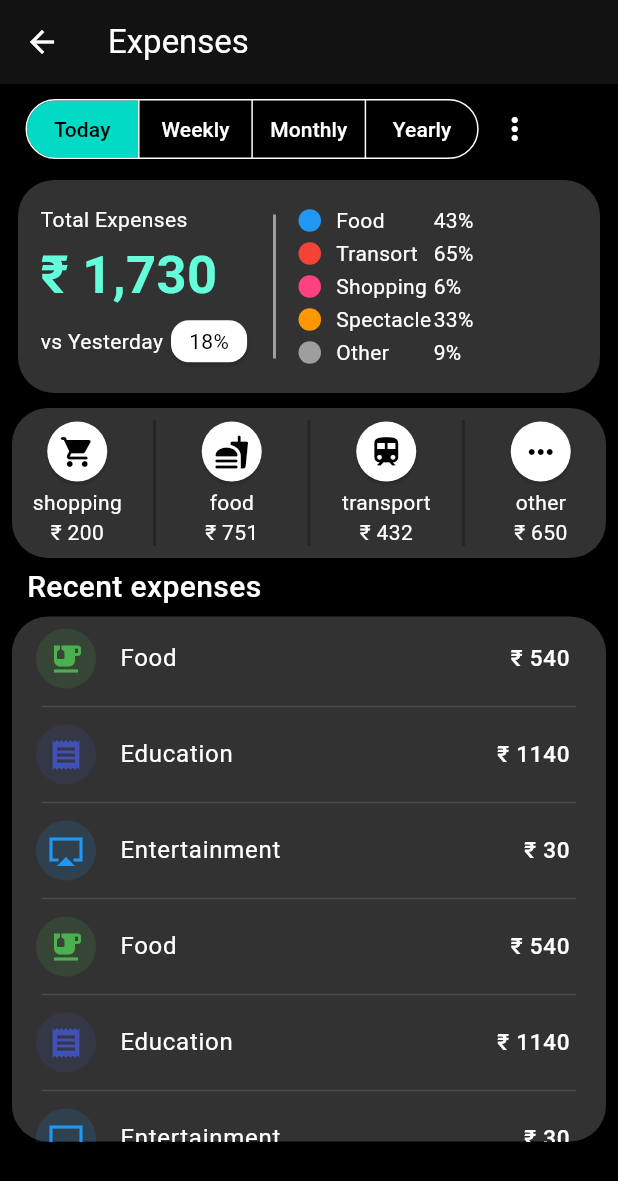
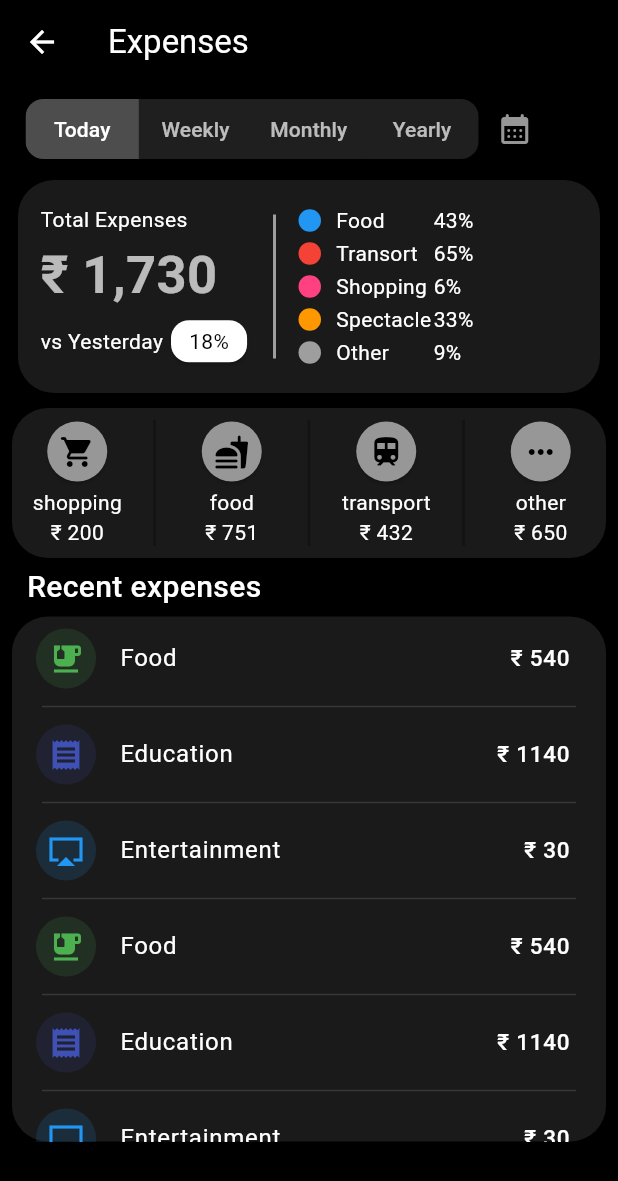
Before and after one commit to kumarmanish24-tech/MYPOCKET1, a Flutter app: the DynamicSegmentedButtonExample screen opened directly, on a phone screen of 412 x 824 dp. Shown: the top 1181 px of the screen. Run offline on Flutter 3.47's test engine with Material 3 defaults, Android fonts, the phone set to English and light mode, and no system bars; our stand-ins replace easy_stepper, lottie; missing offline and left inert: reel_text; network calls fail.

Commit message:
update colors Expense page

```diff
--- a/lib/ui/ex1.dart
+++ b/lib/ui/ex1.dart
@@ -183,7 +183,7 @@ class _DynamicSegmentedButtonExampleState
             borderRadius: BorderRadius.circular(24.0), // Adjust the value for more/less roundness
           ),
           key: ValueKey('today'),
-          color: Color(0xFF323232),
+          color: Colors.white10,
           child: Padding(
             padding: EdgeInsets.all(15.0),
             child: Row(
@@ -193,7 +193,7 @@ class _DynamicSegmentedButtonExampleState
                     mainAxisAlignment: MainAxisAlignment.spaceEvenly,
                     children: [
                       Text("Total Expenses"),
-                      Text("₹ 1,730",style: TextStyle(color: Colors.tealAccent,fontSize: 35 ,fontWeight: FontWeight.w700),),
+                      Text("₹ 1,730",style: TextStyle(color: Colors.white70,fontSize: 35 ,fontWeight: FontWeight.w700),),
                       Row(
                         children: [
                           SizedBox(width: 83,
@@ -340,7 +340,8 @@ class _DynamicSegmentedButtonExampleState
             borderRadius: BorderRadius.circular(24.0), // Adjust the value for more/less roundness
           ),
           key: ValueKey('weak'),
-          color: Color(0xFF323232),
+          // color: Color(0xFF323232),
+          color: Colors.white10,
           child: Padding(
             padding: EdgeInsets.all(15.0),
             child: Row(
@@ -350,7 +351,7 @@ class _DynamicSegmentedButtonExampleState
                     mainAxisAlignment: MainAxisAlignment.spaceEvenly,
                     children: [
                       Text("Total Expenses"),
-                      Text("₹ 987",style: TextStyle(color: Colors.tealAccent,fontSize: 35 ,fontWeight: FontWeight.w700),),
+                      Text("₹ 987",style: TextStyle(color: Colors. white70,fontSize: 35 ,fontWeight: FontWeight.w700),),
                       Row(
                         children: [
                           SizedBox(width: 83,
@@ -497,7 +498,7 @@ class _DynamicSegmentedButtonExampleState
             borderRadius: BorderRadius.circular(24.0), // Adjust the value for more/less roundness
           ),
           key: ValueKey('month'),
-          color: Color(0xFF323232),
+          color: Colors.white10,
           child: Padding(
             padding: EdgeInsets.all(15.0),
             child: Row(
@@ -507,7 +508,7 @@ class _DynamicSegmentedButtonExampleState
                     mainAxisAlignment: MainAxisAlignment.spaceEvenly,
                     children: [
                       Text("Total Expenses"),
-                      Text("₹ 875",style: TextStyle(color: Colors.tealAccent,fontSize: 35 ,fontWeight: FontWeight.w700),),
+                      Text("₹ 875",style: TextStyle(color:  Colors.white70,fontSize: 35 ,fontWeight: FontWeight.w700),),
                       Row(
                         children: [
                           SizedBox(
@@ -654,7 +655,7 @@ class _DynamicSegmentedButtonExampleState
             borderRadius: BorderRadius.circular(24.0), // Adjust the value for more/less roundness
           ),
           key: ValueKey('year'),
-          color: Color(0xFF323232),
+          color: Colors.white10,
           child: Padding(
             padding: EdgeInsets.all(15.0),
             child: Row(
@@ -664,7 +665,7 @@ class _DynamicSegmentedButtonExampleState
                     mainAxisAlignment: MainAxisAlignment.spaceEvenly,
                     children: [
                       Text("Total Expenses"),
-                      Text("₹ 654",style: TextStyle(color: Colors.tealAccent,fontSize: 35 ,fontWeight: FontWeight.w700),),
+                      Text("₹ 654",style: TextStyle(color:  Colors.white70,fontSize: 35 ,fontWeight: FontWeight.w700),),
                       Row(
                         children: [
                           SizedBox(width: 83,
@@ -812,6 +813,8 @@ class _DynamicSegmentedButtonExampleState
   Widget build(BuildContext context) {
     return Scaffold(
       appBar: AppBar(
+        scrolledUnderElevation: 0,
+        backgroundColor: Colors.black,
         title: const Text('Expenses'),
       ),
       body: Padding(
@@ -824,9 +827,37 @@ class _DynamicSegmentedButtonExampleState
               children: [
                 SizedBox(width: 9,),
                 SegmentedButton<ContentType>(
+                  style: ButtonStyle(
+
+                    backgroundColor: WidgetStateProperty.resolveWith<Color?>((states) {
+                      if (states.contains(WidgetState.selected)) {
+                        return Color(0xFF4E4D4D); // Background color when SELECTED
+                      }
+                      return Colors.white12; // Background color when UNSELECTED
+                    }),
+                    foregroundColor: WidgetStateProperty.resolveWith<Color?>((states) {
+                      if (states.contains(WidgetState.selected)) {
+                        return Colors.white; // Text/Icon color when SELECTED
+                      }
+                      return Colors.white70; // Text/Icon color when UNSELECTED
+                    }),
+
+
+
+                    // 1. Remove the outline border
+                    side: WidgetStateProperty.all(BorderSide.none),
+
+                    // 2. Apply border radius to all outer corners
+                    shape: WidgetStateProperty.all(
+                      RoundedRectangleBorder(
+                        borderRadius: BorderRadius.circular(12.0), // Adjust the radius value here
+                      ),
+                    ),
+                  ),
                   showSelectedIcon: false,
                   segments: const [
                     ButtonSegment<ContentType>(
+
                       value: ContentType.today,
                       label: Text('Today'),
                     ),
@@ -852,7 +883,7 @@ class _DynamicSegmentedButtonExampleState
                 ),
                 IconButton(onPressed: (){
                   _openCategoryBottomSheetforplayment(context);
-                }, icon: Icon(Icons.more_vert))
+                }, icon: Icon(Icons.calendar_month_rounded,color: Color(0xFF989797),))
               ],
             ),
             const SizedBox(height: 6),
@@ -871,7 +902,8 @@ class _DynamicSegmentedButtonExampleState
               width: double.infinity,
               height: 100,
               decoration: BoxDecoration(
-                color: Color(0xFF323232),
+                // color: Color(0xFF323232),
+                color: Colors.white10,
                 borderRadius: BorderRadius.circular(24),
               ),
               child: Row(mainAxisAlignment: MainAxisAlignment.spaceEvenly,
@@ -930,7 +962,7 @@ class _DynamicSegmentedButtonExampleState
               width: double.infinity,
               height: 350,
               decoration: BoxDecoration(
-                color: Color(0xFF323232),
+                color: Colors.white10,
                 borderRadius: BorderRadius.circular(24),
               ),
               child: Flexible(
@@ -998,7 +1030,7 @@ class CustomRoundedCardforsecondcard extends StatelessWidget {
               borderRadius: BorderRadius.circular(50.0), // Adjust the value for more/less roundness
             ),
 
-             color: Colors.white,
+            color: Color(0xFF989797),
               child: SizedBox(
                   height: 40,
                   width: 40,
```
